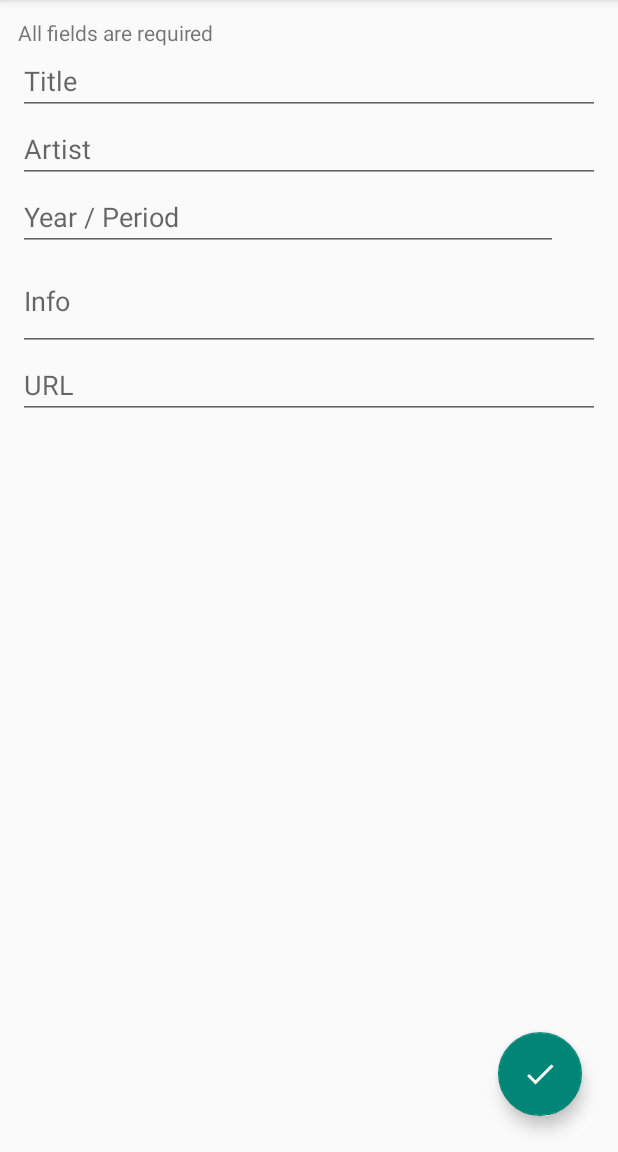
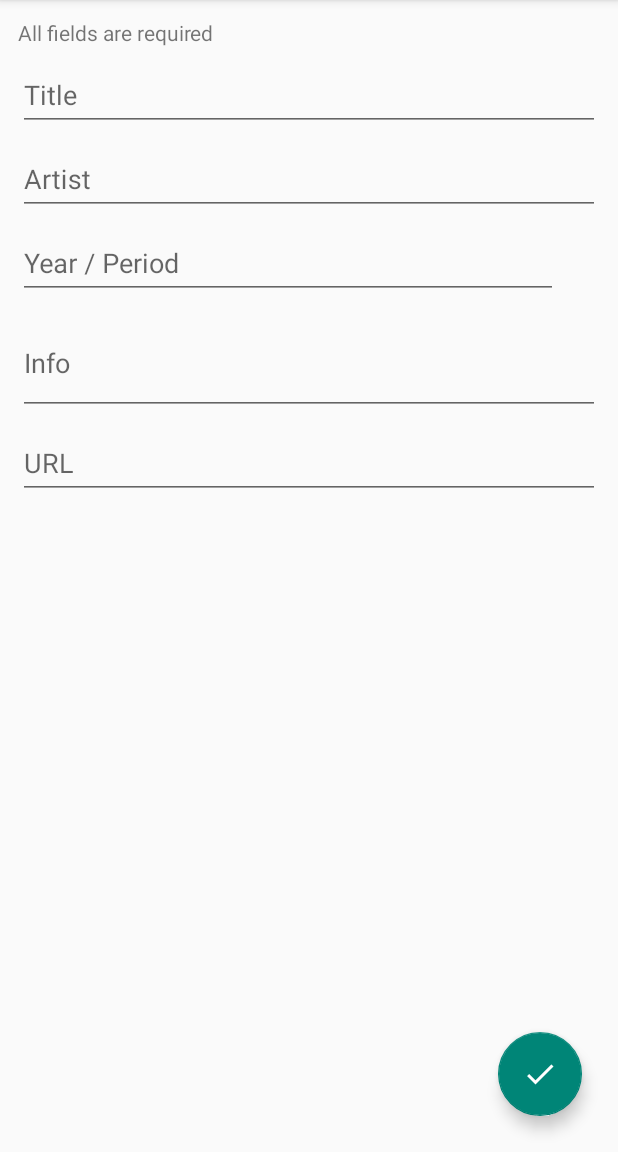
Before and after one commit to nicholrgUW/smARThistory, an Android app: the fragment AddCardFragment placed in its activity, on a phone screen of 412 x 824 dp, the part 84-1236 px from its top. Run offline under Robolectric (Android 15) with nearby library versions, the phone set to English and light mode, and no system bars; 1 statement that could not run was skipped.

Commit message:
Started updating UI to material design spec. So far just Edittexts.

```diff
--- a/app/src/main/java/com/kell/android/smarthistory/AddCardFragment.java
+++ b/app/src/main/java/com/kell/android/smarthistory/AddCardFragment.java
@@ -66,6 +66,7 @@ public class
     public View onCreateView(LayoutInflater inflater, ViewGroup container,
                              Bundle savedInstanceState) {    // Inflate the layout for this fragment
         View v = inflater.inflate(R.layout.fragment_add_card, container, false);
+        ((MainActivity) getActivity()).showActionBar();
 
         SharedPreferences mSharedPreferences = getActivity().getSharedPreferences(
                 getString(R.string.SHARED_PREFS), Context.MODE_PRIVATE);
--- a/app/src/main/java/com/kell/android/smarthistory/AddUserFragment.java
+++ b/app/src/main/java/com/kell/android/smarthistory/AddUserFragment.java
@@ -74,6 +74,7 @@ public class AddUserFragment extends Fragment {
                 }
             }
         });
+
         return v;
     }
 
--- a/app/src/main/java/com/kell/android/smarthistory/CardFlipperFragment.java
+++ b/app/src/main/java/com/kell/android/smarthistory/CardFlipperFragment.java
@@ -33,6 +33,7 @@ public class CardFlipperFragment extends Fragment {
     @Override
     public void onStart() {
         super.onStart();
+        ((MainActivity) getActivity()).showActionBar();
 
         createCardFragments();
 
--- a/app/src/main/java/com/kell/android/smarthistory/CardFragment.java
+++ b/app/src/main/java/com/kell/android/smarthistory/CardFragment.java
@@ -72,6 +72,7 @@ public class CardFragment extends Fragment {
     public View onCreateView(LayoutInflater inflater, ViewGroup container,
                              Bundle savedInstanceState) {
         View v = inflater.inflate(R.layout.fragment_card, container, false);
+        ((MainActivity) getActivity()).showActionBar();
 
         Bundle bdl = getArguments();
         if (bdl != null) {
--- a/app/src/main/java/com/kell/android/smarthistory/CardListFragment.java
+++ b/app/src/main/java/com/kell/android/smarthistory/CardListFragment.java
@@ -65,6 +65,7 @@ public class CardListFragment extends Fragment {
     public void onStart() {
         super.onStart();
         SharedPreferences mSharedPreferences = getActivity().getSharedPreferences(getString(R.string.SHARED_PREFS), Context.MODE_PRIVATE);
+        ((MainActivity) getActivity()).showActionBar();
 
         ConnectivityManager connMgr = (ConnectivityManager)
                 getActivity().getSystemService(Context.CONNECTIVITY_SERVICE);
--- a/app/src/main/java/com/kell/android/smarthistory/MainActivity.java
+++ b/app/src/main/java/com/kell/android/smarthistory/MainActivity.java
@@ -71,7 +71,21 @@ public class MainActivity extends AppCompatActivity implements UserLoginFragment
                 fragmentTransaction.add(R.id.fragment_container, selectListFragment).commit();
             }
         }
+        getSupportActionBar().hide();
+    }
 
+    @Override
+    protected void onStart(){
+        super.onStart();
+        getSupportActionBar().hide();
+    }
+
+    public void showActionBar(){
+        getSupportActionBar().show();
+    }
+
+    public void hideActionBar(){
+        getSupportActionBar().hide();
     }
 
     /**
--- a/app/src/main/java/com/kell/android/smarthistory/SelectListFragment.java
+++ b/app/src/main/java/com/kell/android/smarthistory/SelectListFragment.java
@@ -22,6 +22,8 @@ import android.widget.ArrayAdapter;
 import android.widget.EditText;
 import android.widget.ListView;
 import android.widget.Toast;
+import android.support.v7.app.AppCompatActivity;
+
 
 import com.kell.android.smarthistory.data.CardInfoDB;
 import com.kell.android.smarthistory.model.CardList;
@@ -68,6 +70,7 @@ public class SelectListFragment extends Fragment {
     @Override
     public void onStart() {
         super.onStart();
+        ((MainActivity) getActivity()).showActionBar();
         mSharedPreferences = getActivity().getSharedPreferences(
                 getString(R.string.SHARED_PREFS), Context.MODE_PRIVATE);
         mUser = mSharedPreferences.getString("user", "");
--- a/app/src/main/res/layout/fragment_add_card.xml
+++ b/app/src/main/res/layout/fragment_add_card.xml
@@ -3,7 +3,6 @@
     android:layout_width="match_parent"
     android:layout_height="match_parent"
     tools:context="com.kell.android.myappphase1.AddCardFragment">
-
 
 
     <ScrollView
@@ -17,13 +16,20 @@
             android:padding="12dp"
             android:weightSum="1">
 
+
+
                 <TextView
                     android:layout_width="wrap_content"
                     android:layout_height="wrap_content"
-                android:text="All fields are required"
+                    android:layout_alignParentEnd="true"
                     android:layout_alignParentTop="true"
-                android:layout_alignParentEnd="true"
-                />
+                    android:text="All fields are required" />
+
+
+            <android.support.design.widget.TextInputLayout
+                android:id="@+id/input_layout_title"
+                android:layout_width="fill_parent"
+                android:layout_height="fill_parent">
 
                 <EditText
                     android:id="@+id/title_text"
@@ -32,8 +38,14 @@
                     android:layout_alignParentEnd="true"
 
                     android:hint="@string/title_edit_text"
-                android:maxLength="60"
-                android:inputType="text"/>
+                    android:inputType="text"
+                    android:maxLength="60" />
+            </android.support.design.widget.TextInputLayout>
+
+            <android.support.design.widget.TextInputLayout
+                android:id="@+id/input_layout_artist"
+                android:layout_width="fill_parent"
+                android:layout_height="fill_parent">
 
             <EditText
                     android:id="@+id/artist_text"
@@ -43,8 +55,14 @@
                     android:layout_alignParentStart="true"
                     android:layout_below="@+id/title_text"
                     android:hint="@string/artist_edit_text"
-                android:maxLength="60"
-                android:inputType="textPersonName"/>
+                    android:inputType="textPersonName"
+                    android:maxLength="60" />
+            </android.support.design.widget.TextInputLayout>
+
+            <android.support.design.widget.TextInputLayout
+                android:id="@+id/input_layout_year"
+                android:layout_width="fill_parent"
+                android:layout_height="fill_parent">
 
             <EditText
                     android:id="@+id/year_text"
@@ -54,8 +72,14 @@
                     android:layout_alignParentStart="true"
                     android:layout_below="@+id/artist_text"
                     android:hint="@string/year_edit_text"
-                android:maxLength="30"
-                android:inputType="number"/>
+                    android:inputType="text"
+                android:maxLength="30" />
+            </android.support.design.widget.TextInputLayout>
+
+            <android.support.design.widget.TextInputLayout
+                android:id="@+id/input_layout_info"
+                android:layout_width="fill_parent"
+                android:layout_height="fill_parent">
 
             <EditText
                     android:id="@+id/info_text"
@@ -65,10 +89,16 @@
                     android:layout_alignParentStart="true"
                     android:layout_below="@+id/year_text"
                     android:hint="@string/info_edit_text"
+                    android:inputType="textMultiLine"
                     android:lines="4"
                     android:maxLength="200"
-                android:minLines="2"
-                android:inputType="textMultiLine"/>
+                    android:minLines="2" />
+            </android.support.design.widget.TextInputLayout>
+
+            <android.support.design.widget.TextInputLayout
+                android:id="@+id/input_layout_url"
+                android:layout_width="fill_parent"
+                android:layout_height="fill_parent">
 
             <EditText
                     android:id="@+id/url_text"
@@ -81,6 +111,9 @@
                     android:inputType="textUri"
                     android:maxLength="200"
                     android:minLines="2" />
+
+            </android.support.design.widget.TextInputLayout>
+
         </LinearLayout>
     </ScrollView>
 
--- a/app/src/main/res/values/strings.xml
+++ b/app/src/main/res/values/strings.xml
@@ -1,8 +1,8 @@
 <resources>
     <string name="app_name">smARThistory</string>
 
-    <string name="email_hint">Enter your email address</string>
-    <string name="pwd_hint">Enter your password</string>
+    <string name="email_hint">Email</string>
+    <string name="pwd_hint">Password</string>
     <string name="btn_adduser">Add User</string>
     <string name="SHARED_PREFS">"com.kell.android.smARThistory.PREFS</string>
     <string name="LOGGEDIN">loggedin</string>
```
Also changed, not shown: app/src/main/java/com/kell/android/smarthistory/UserLoginFragment.java (+9 -2 lines), app/src/main/res/layout/fragment_add_user.xml (+28 -7 lines), app/src/main/res/layout/fragment_user_login.xml (+23 -7 lines), 2 other files. Lines whose indentation alone changed are shown as unchanged.
